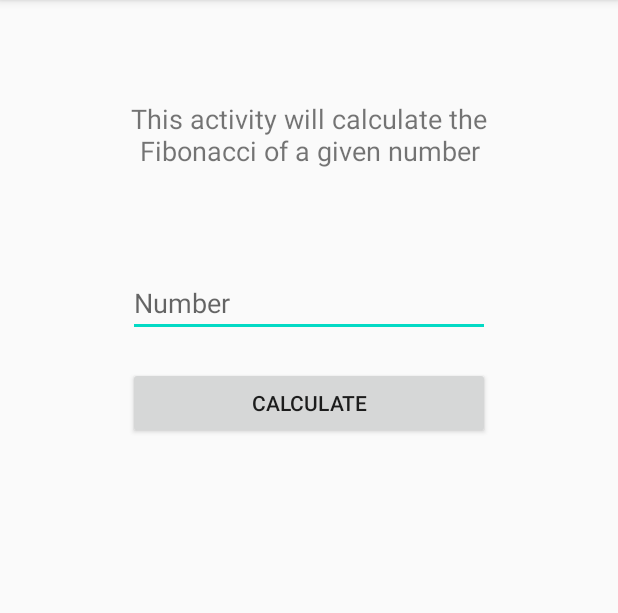
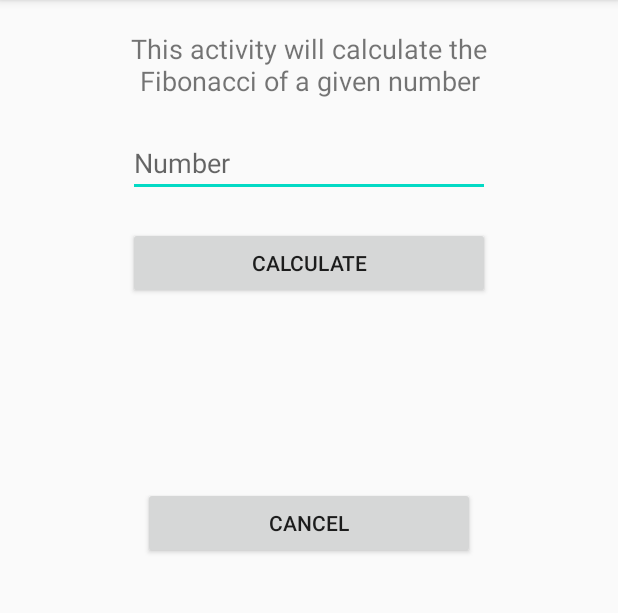
Before and after one commit to osamaedev/Coroutines-diff-topics, an Android app: the screen it shows after launch (FibonacciActivity), on a phone screen of 412 x 824 dp, the part 84-697 px from its top. Run offline under Robolectric (Android 15) with nearby library versions, the phone set to English and light mode, and no system bars; our stand-ins replace RxJava.

Commit message:
Adding the cancellation concept for a coroutine

```diff
--- a/app/src/main/java/com/osama/androiddifftopics/rx_coroutines_diff/FibonacciActivity.kt
+++ b/app/src/main/java/com/osama/androiddifftopics/rx_coroutines_diff/FibonacciActivity.kt
@@ -8,15 +8,30 @@ import io.reactivex.rxjava3.android.schedulers.AndroidSchedulers
 import io.reactivex.rxjava3.core.Single
 import io.reactivex.rxjava3.schedulers.Schedulers
 import kotlinx.android.synthetic.main.activity_fibonacci.*
+import kotlinx.coroutines.*
 
 class FibonacciActivity : AppCompatActivity() {
+
+    private lateinit var job: Job
+
     override fun onCreate(savedInstanceState: Bundle?) {
         super.onCreate(savedInstanceState)
         setContentView(R.layout.activity_fibonacci)
 
         calculate.setOnClickListener {
-            if (fibToCalculate.text.toString().isNotEmpty()) {
-                this.executeFibAsync(fibToCalculate.text.toString().toLong())
+//            if (fibToCalculate.text.toString().isNotEmpty()) {
+//                this.executeFibAsync(fibToCalculate.text.toString().toLong())
+//            }
+            job = this.executeFibAsyncCoroutines(fibToCalculate.text.toString().toLong())
+        }
+
+
+        // In this way se can cancel a running coroutine
+        // NOTE: that when cancelling a job I need to reassign
+        // it again.
+        buttonCancel.setOnClickListener {
+            if (job.isActive) {
+                job.cancel()
             }
         }
     }
@@ -54,4 +69,65 @@ class FibonacciActivity : AppCompatActivity() {
 
     // endregion
 
+
+    // region -- Using Coroutines Including Cancellation --
+
+    private fun executeFibAsyncCoroutines(number: Long): Job {
+        progressBar.visibility = View.VISIBLE
+        return CoroutineScope(Dispatchers.Default).launch {
+            val result = fib(number)
+            // here the executing is done
+
+
+            // Other propriety that can be used to check if the coroutine is
+            // not cancelled is: isActive propriety.
+
+            if (!isActive) {
+                // Here do not execute the heavy work anymore
+            }
+
+            withContext(Dispatchers.Main) {
+                progressBar.visibility = View.INVISIBLE
+                theResult.text = result.toString()
+            }
+        }
+    }
+
+    // endregion
+
+
+    // Cancellation cases
+
+    private val jobToCancel = CoroutineScope(Dispatchers.Default).launch {
+        doSomethingHeavy()
+
+        // this method will not let the coroutine to be cancelled ..
+        // because it block the thread running on it and it is not suspend fun
+        // if in any case I have to use this sleep method, I should check before and
+        // after if the coroutines is still active or not
+
+        if (!isActive) return@launch
+        Thread.sleep(500)
+        if (!isActive) return@launch
+
+        // because the delay method is a suspend fun, so it does not block the thread of the coroutine
+        // and if we call the cancel method of the running coroutine, the coroutine will stop executing
+        // this whole suspend block
+        delay(500)
+        doSomethingHeavy()
+    }
+
+    private fun cancelJob() = jobToCancel.cancel()
+
+
+    private fun startFlow() {
+        // here the use case is the start the coroutines and cancel it at the same time
+        // and see if it will be cancelled or not
+        this.cancelJob()
+    }
+
+    private suspend fun doSomethingHeavy() {
+        // TODO : a long for loop
+    }
+
 }
--- a/app/src/main/res/layout/activity_fibonacci.xml
+++ b/app/src/main/res/layout/activity_fibonacci.xml
@@ -10,7 +10,7 @@
     <androidx.appcompat.widget.AppCompatTextView
         android:id="@+id/appCompatTextView"
         android:layout_width="241dp"
-        android:layout_height="139dp"
+        android:layout_height="wrap_content"
         android:layout_marginTop="20dp"
         android:gravity="center"
         android:text="This activity will calculate the Fibonacci of a given number"
@@ -59,7 +59,7 @@
 
     <ProgressBar
         android:id="@+id/progressBar"
-        android:layout_width="wrap_content"
+        android:layout_width="0dp"
         android:layout_height="wrap_content"
         android:layout_marginTop="20dp"
         android:visibility="invisible"
@@ -67,4 +67,15 @@
         app:layout_constraintStart_toStartOf="@id/theResult"
         app:layout_constraintTop_toBottomOf="@id/theResult" />
 
+
+    <androidx.appcompat.widget.AppCompatButton
+        android:id="@+id/buttonCancel"
+        android:layout_width="0dp"
+        android:layout_height="wrap_content"
+        android:layout_marginTop="20dp"
+        android:text="Cancel"
+        app:layout_constraintEnd_toEndOf="@+id/progressBar"
+        app:layout_constraintStart_toStartOf="@+id/progressBar"
+        app:layout_constraintTop_toBottomOf="@+id/progressBar" />
+
 </androidx.constraintlayout.widget.ConstraintLayout>
```
